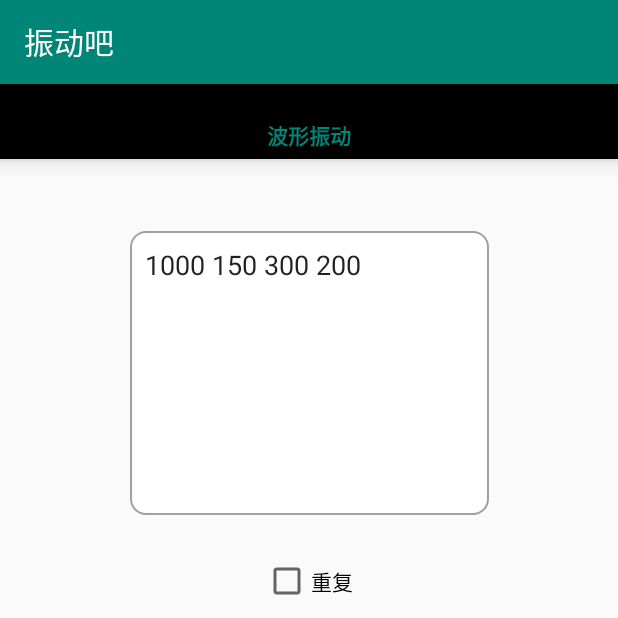
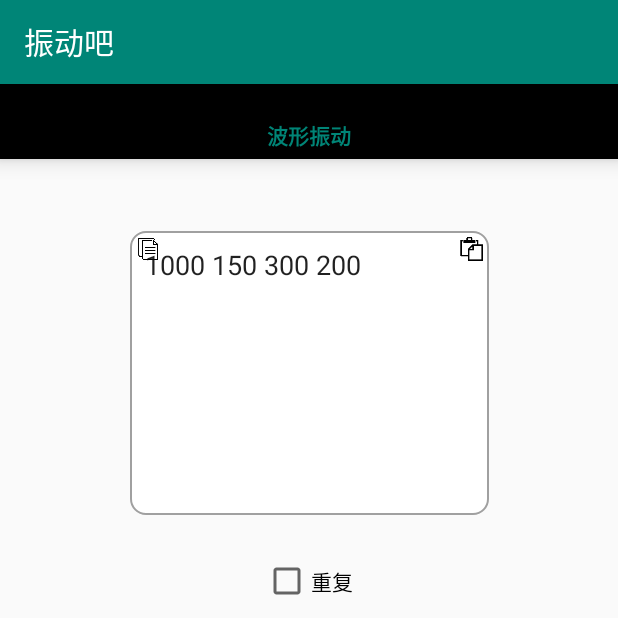
Before and after one commit to w-g-b/VibratorApp, an Android app: the screen it shows after launch (MainActivity), item 2 of the bottom bar chosen, on a phone screen of 412 x 824 dp, the top half of it. Run offline under Robolectric (Android 15) with nearby library versions, the phone set to English and light mode, and no system bars; our stand-ins replace ButterKnife; 1 statement that could not run was skipped.

Commit message:
编辑振动数据，添加数据判断和一些使用处理

```diff
--- a/app/src/main/res/layout/fragment_wave_vibrator.xml
+++ b/app/src/main/res/layout/fragment_wave_vibrator.xml
@@ -67,4 +67,24 @@
       app:layout_constraintStart_toStartOf="parent"
       app:layout_constraintTop_toBottomOf="@+id/wave_vibrator_edt"
       />
+  <ImageView
+      android:id="@+id/copy_btn"
+      android:layout_width="16dp"
+      android:layout_height="16dp"
+      android:layout_marginStart="4dp"
+      android:layout_marginTop="4dp"
+      android:src="@mipmap/img_copy"
+      app:layout_constraintStart_toStartOf="@+id/wave_vibrator_edt"
+      app:layout_constraintTop_toTopOf="@+id/wave_vibrator_edt"
+      />
+  <ImageView
+      android:id="@+id/paste_btn"
+      android:layout_width="16dp"
+      android:layout_height="16dp"
+      android:layout_marginEnd="4dp"
+      android:layout_marginTop="4dp"
+      android:src="@mipmap/img_paste"
+      app:layout_constraintEnd_toEndOf="@+id/wave_vibrator_edt"
+      app:layout_constraintTop_toTopOf="@+id/wave_vibrator_edt"
+      />
 </androidx.constraintlayout.widget.ConstraintLayout>
```
Also changed, not shown: app/src/main/java/com/gb/vibrator/dialog/VibratorEditDialog.java (+17 -5 lines), app/src/main/java/com/gb/vibrator/fragment/WaveVibratorFragment.java (+19 -4 lines), app/src/main/java/com/gb/vibrator/util/StringUtils.java (+61 -0 lines), app/src/main/res/layout/dialog_vibrator_edit.xml (+17 -4 lines), app/src/main/res/mipmap-xxhdpi/img_copy.png (added), app/src/main/res/mipmap-xxhdpi/img_format_brush.png (added), app/src/main/res/mipmap-xxhdpi/img_paste.png (added), 2 other files.
